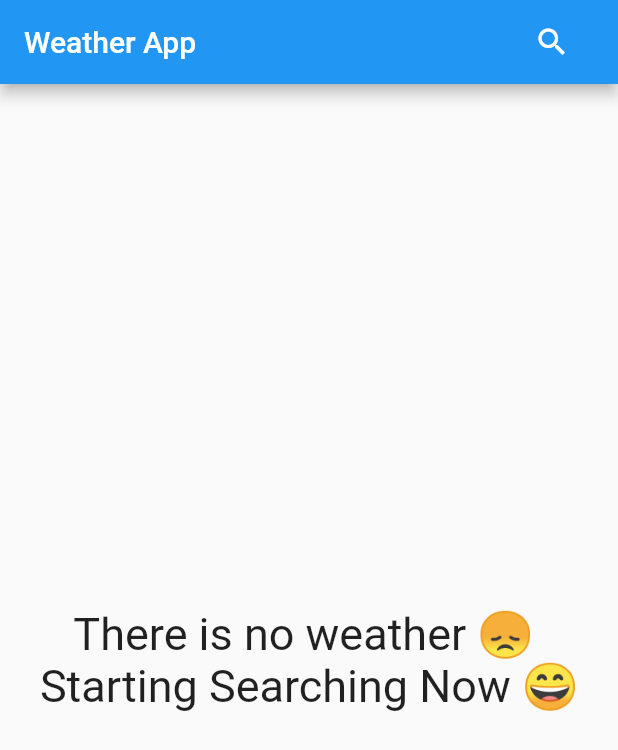
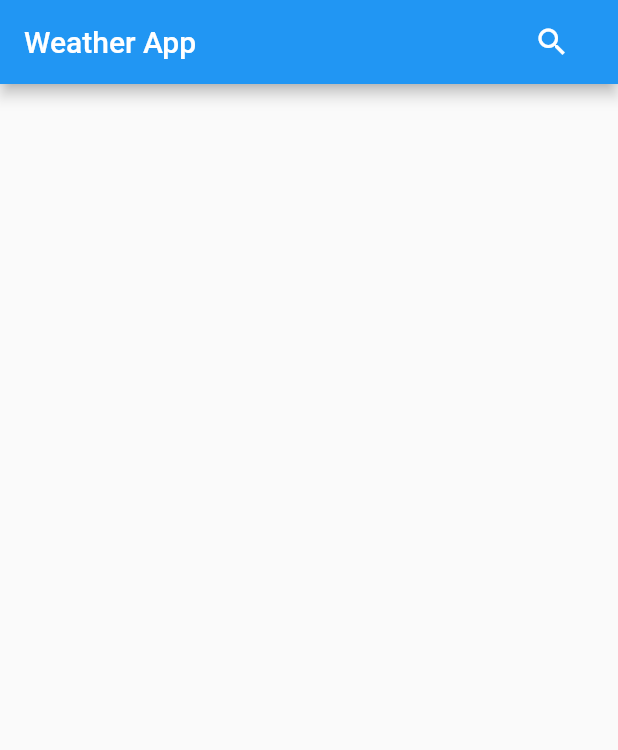
Before and after one commit to asemayoub/weatherappandroid, a Flutter app: the screen it shows after launch, on a phone screen of 412 x 824 dp. Shown: the top 750 px of the screen. Run offline on Flutter 3.47's test engine with Material 2 defaults, Android fonts, the phone set to English and light mode, and no system bars; missing offline and left inert: dart:ffi.

```diff
--- a/lib/pages_view/home_page.dart
+++ b/lib/pages_view/home_page.dart
@@ -1,9 +1,11 @@
 import 'package:flutter/material.dart';
+import 'package:weatherappandroid/models/weather_models.dart';
 import 'package:weatherappandroid/pages_view/search_page.dart';
 
 class HomePage extends StatelessWidget {
   @override
   Widget build(BuildContext context) {
+    weatherModel? weatherdata;
     return Scaffold(
       appBar: AppBar(
         title: Text('Weather App'),
@@ -27,7 +29,8 @@ class HomePage extends StatelessWidget {
           )
         ],
       ),
-      body: Center(
+
+      body: weatherdata != null ? Center(
         child: Column(
           mainAxisSize: MainAxisSize.min,
           children: [
@@ -41,7 +44,7 @@ class HomePage extends StatelessWidget {
             ),
           ],
         ),
-      ),
+      ) : Container()
     );
   }
 }
```
